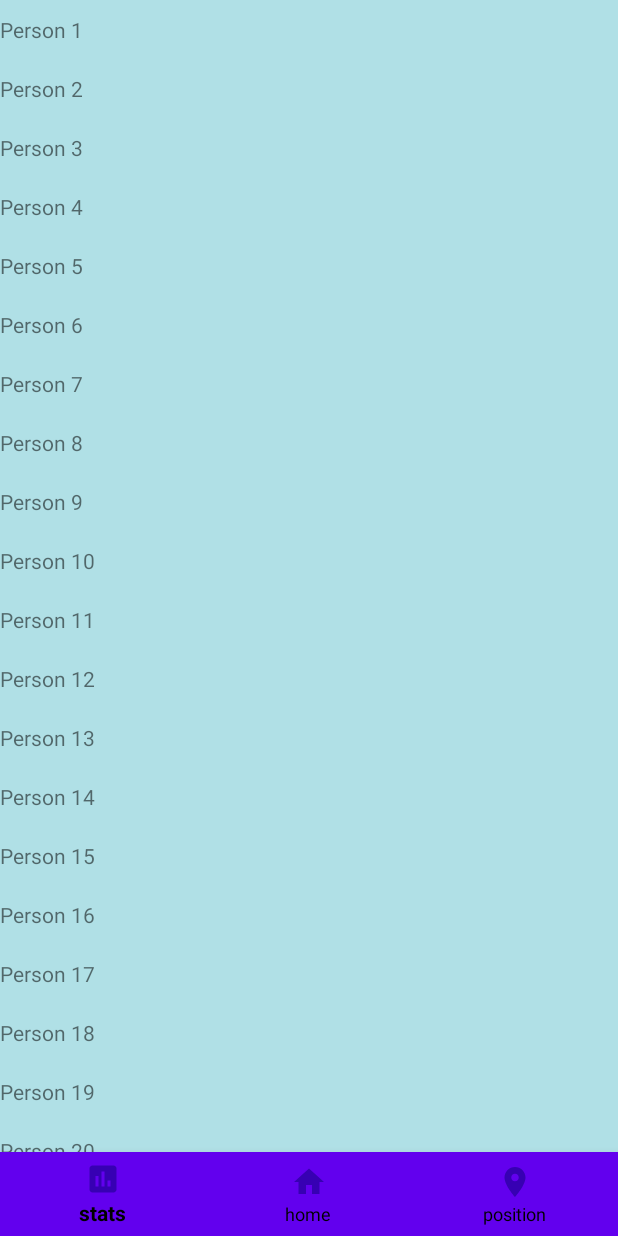
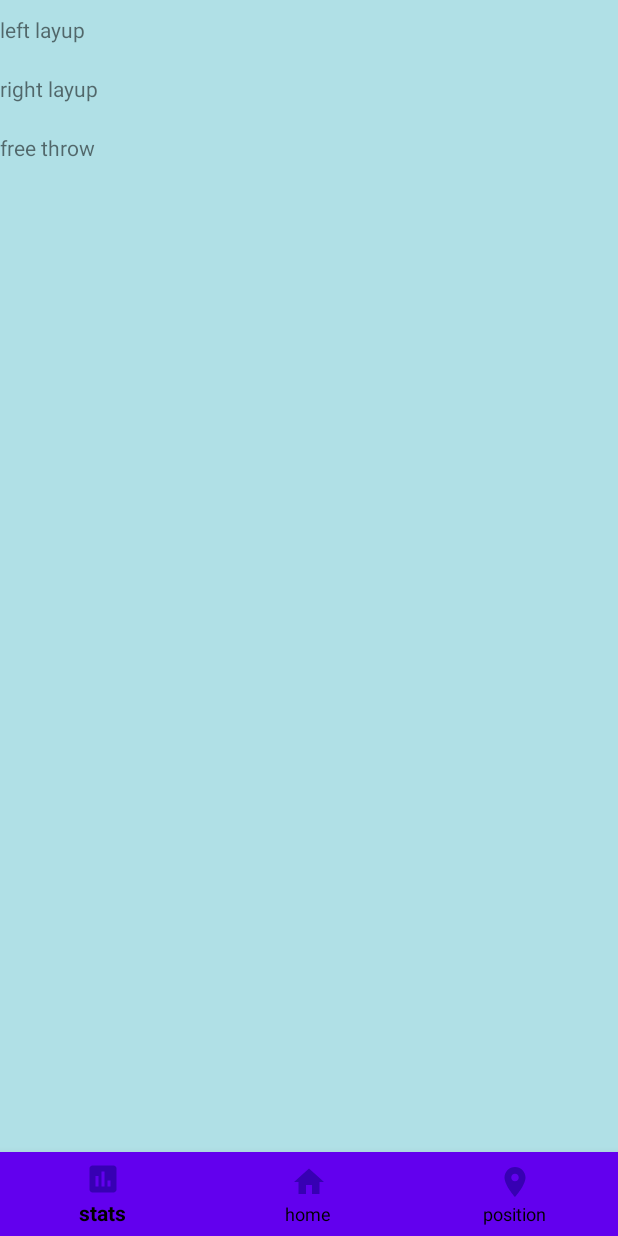
Before and after one commit to amber3536/Ival, an Android app: the fragment StatsFragment placed in its activity, on a phone screen of 412 x 824 dp. Run offline under Robolectric (Android 15) with nearby library versions, the light colour scheme and no system bars; 1 statement that could not run was skipped.

Commit message:
added actual positions, need to work on displaying percentage

```diff
--- a/app/src/main/java/com/hfad/ival_revisited/Position.java
+++ b/app/src/main/java/com/hfad/ival_revisited/Position.java
@@ -1,10 +1,16 @@
 package com.hfad.ival_revisited;
 
+import android.content.SharedPreferences;
+
 import java.util.ArrayList;
+
+import static android.content.Context.MODE_PRIVATE;
 
 public class Position {
     private String mPosition;
     private int mPercentage;
+
+
 
     public Position(String pos, int per) {
         mPosition = pos;
@@ -21,12 +27,22 @@ public class Position {
 
     private static int lastContactId = 0;
 
-    public static ArrayList<Position> createContactsList(int numContacts) {
+    public static ArrayList<Position> createContactsList(String names[], int percent[]) {
         ArrayList<Position> contacts = new ArrayList<Position>();
 
-        for (int i = 1; i <= numContacts; i++) {
-            contacts.add(new Position("Person " + ++lastContactId, 3));
+        for (int i = 0; i < names.length; i++) {
+            contacts.add(new Position(names[i], percent[i]));
         }
+
+       // for (int i = 0; i < positionNames.length; i++) {
+            //SharedPreferences sharedPreferences = getSharedPreferences("right layup", MODE_PRIVATE);
+            //positionMakeCount = sharedPreferences.getInt("pos_make_num", 0);
+            //positionMissCount = sharedPreferences.getInt("pos_miss_num", 0);
+            //int accuracy = (positionNames[i]);
+       // }
+            //contacts.add(new Position("left layup"))
+            //contacts.add(new Position("Person " + ++lastContactId, 3));
+
 
         return contacts;
     }
--- a/app/src/main/java/com/hfad/ival_revisited/PositionAdapter.java
+++ b/app/src/main/java/com/hfad/ival_revisited/PositionAdapter.java
@@ -56,8 +56,10 @@ public PositionAdapter.ViewHolder onCreateViewHolder(ViewGroup parent, int viewT
  //       TextView textView = holder.nameTextView;
 //        textView.setText(contact.getName());
         Position positions = mPositions.get(position);
-        TextView tv = holder.percentTV;
+        TextView tv = holder.positionTV;
+       // TextView tv2 = holder.percentTV;
         tv.setText(positions.getPosition());
+        //tv2.setText(positions.getPercentage());
 //        TextView tv2 = holder.positionTV;
 //        tv2.setText(positions.getPercentage());
 
--- a/app/src/main/java/com/hfad/ival_revisited/QuickstartActivity.java
+++ b/app/src/main/java/com/hfad/ival_revisited/QuickstartActivity.java
@@ -429,6 +429,17 @@ public class QuickstartActivity extends AppCompatActivity implements Recognition
         positionsPercentageOutput.setText(str);
     }
 
+    public int returnPositionAccuracy(String pos) {
+        SharedPreferences sharedPreferences = getSharedPreferences(pos, MODE_PRIVATE);
+        positionMakeCount = sharedPreferences.getInt("pos_make_num", 0);
+        positionMissCount = sharedPreferences.getInt("pos_miss_num", 0);
+        Log.i("percent", "displayPositionPercentage: makeCount" + positionMakeCount);
+        Log.i("percent", "displayPositionPercentage: missCount" + positionMissCount);
+        float accuracyCount = (float) positionMakeCount / (positionMissCount + positionMakeCount) * 100;
+        int accuracyCountRounded = Math.round(accuracyCount);
+        return accuracyCountRounded;
+    }
+
     public void displayPercentage() {
         SharedPreferences sharedPreferences = getSharedPreferences("num_shots", MODE_PRIVATE);
         totalMakeCount = sharedPreferences.getInt("make_num", 0);
--- a/app/src/main/java/com/hfad/ival_revisited/StatsFragment.java
+++ b/app/src/main/java/com/hfad/ival_revisited/StatsFragment.java
@@ -14,6 +14,9 @@ import java.util.ArrayList;
 public class StatsFragment extends Fragment {
     private View view;
     ArrayList<Position> positions;
+    String positionNames[] = new String[] {
+            "left layup", "right layup", "free throw" };
+    int positionAccuracy[] = new int[3];
 
     @Override
     public View onCreateView(LayoutInflater inflater, ViewGroup container,
@@ -23,7 +26,12 @@ public class StatsFragment extends Fragment {
         ((QuickstartActivity)getActivity()).positionView();
 
         RecyclerView rv = view.findViewById(R.id.rvPositions);
-        positions = Position.createContactsList(20);
+
+        for (int i = 0; i < positionNames.length; i++) {
+            positionAccuracy[i] = ((QuickstartActivity)getActivity()).returnPositionAccuracy(positionNames[i]);
+        }
+        positions = Position.createContactsList(positionNames, positionAccuracy);
+
         PositionAdapter adapter = new PositionAdapter(positions);
         rv.setAdapter(adapter);
         rv.setLayoutManager(new LinearLayoutManager(view.getContext()));
--- a/app/src/main/res/layout/activity_main.xml
+++ b/app/src/main/res/layout/activity_main.xml
@@ -72,7 +72,7 @@
         android:background="@color/colorAccent"
         app:layout_constraintStart_toStartOf="@id/startStopBtn"
         app:layout_constraintBottom_toBottomOf="parent"
-        android:layout_marginBottom="75dp" />
+        android:layout_marginBottom="@dimen/quickstart_bottom_margin" />
 
     <TextView
         android:id="@+id/showMiss"
@@ -111,7 +111,7 @@
         android:elevation="2dp"
         app:layout_constraintBottom_toBottomOf="parent"
         app:layout_constraintEnd_toEndOf="parent"
-        android:layout_marginBottom="75dp"
+        android:layout_marginBottom="@dimen/quickstart_bottom_margin"
         android:layout_marginEnd="25dp"/>
 
     <ImageView
--- a/app/src/main/res/values/dimen.xml
+++ b/app/src/main/res/values/dimen.xml
@@ -4,4 +4,5 @@
     <dimen name="home_button_side_margin">35dp</dimen>
     <dimen name="make_miss_text_size">15sp</dimen>
     <dimen name="home_activity_text_size">40sp</dimen>
+    <dimen name="quickstart_bottom_margin">80dp</dimen>
 </resources>
```
